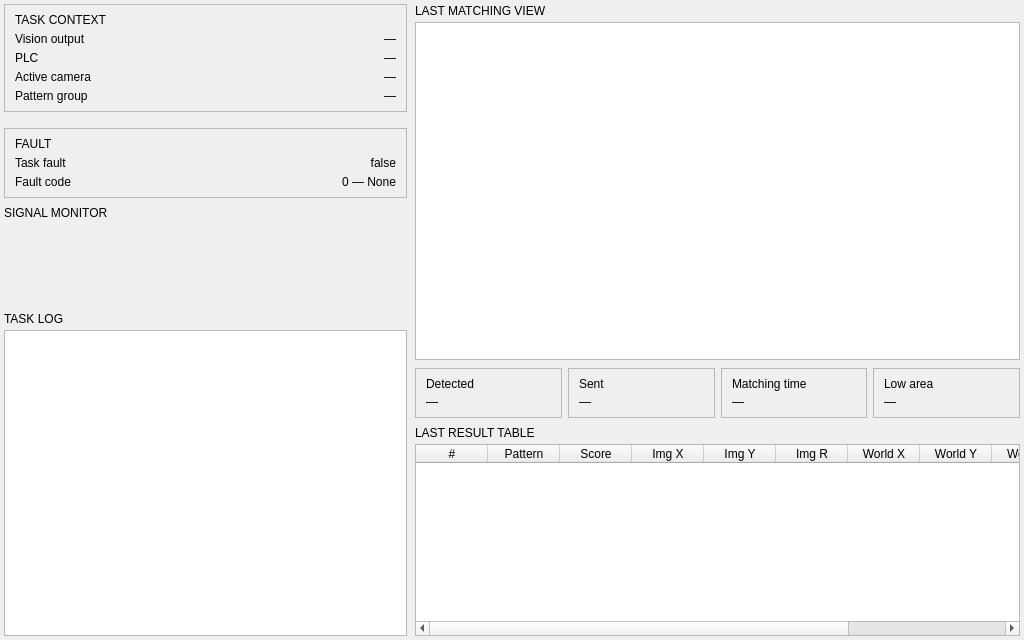
The window that src/form/task/localization_dashboard_widget.ui (gstorm-b/VC_APP) describes before a commit, drawn with Qt 5.
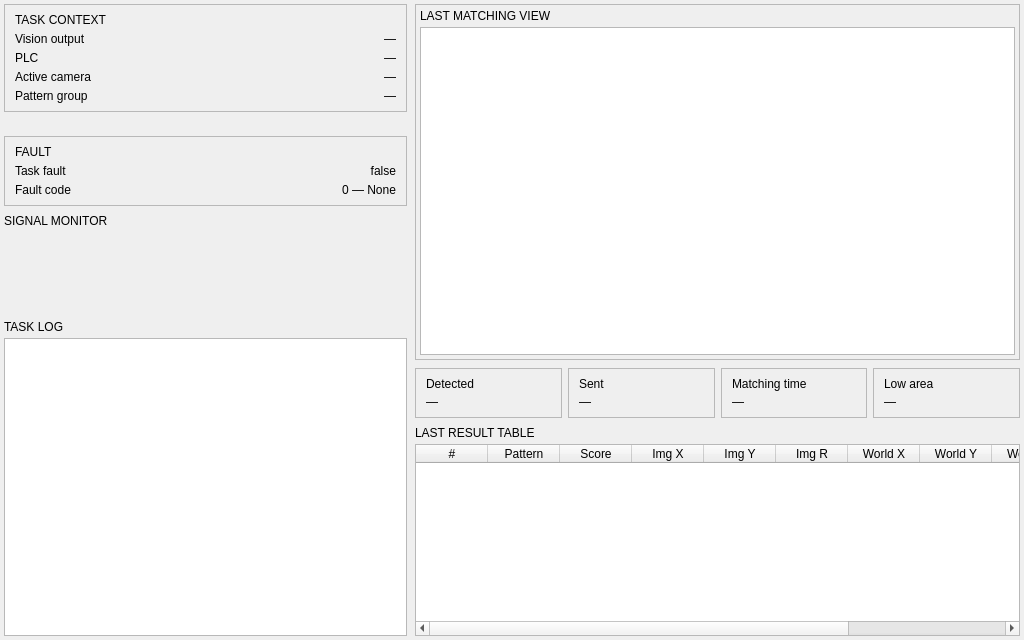
The same window after the commit. Custom widgets are drawn as their Qt base class.

What changed in the file:
```diff
--- a/src/form/task/localization_dashboard_widget.ui
+++ b/src/form/task/localization_dashboard_widget.ui
@@ -49,7 +49,7 @@
         <height>632</height>
        </rect>
       </property>
-      <layout class="QVBoxLayout" name="vl_left" stretch="0,0,0,0,1">
+      <layout class="QVBoxLayout" name="vl_left" stretch="0,0,0,0,0,1">
        <property name="spacing">
         <number>8</number>
        </property>
@@ -270,6 +270,37 @@
          </item>
         </layout>
        </item>
+       <item>
+        <layout class="QHBoxLayout" name="hl_state_connection">
+         <property name="spacing">
+          <number>6</number>
+         </property>
+         <property name="topMargin">
+          <number>0</number>
+         </property>
+         <item>
+          <widget class="StatusLamp" name="lamp_connection_plc">
+           <property name="status" stdset="0">
+            <string>off</string>
+           </property>
+          </widget>
+         </item>
+         <item>
+          <widget class="StatusLamp" name="lamp_connection_camera">
+           <property name="status" stdset="0">
+            <string>off</string>
+           </property>
+          </widget>
+         </item>
+         <item>
+          <widget class="StatusLamp" name="lamp_connection_output">
+           <property name="status" stdset="0">
+            <string>off</string>
+           </property>
+          </widget>
+         </item>
+        </layout>
+       </item>
        <item>
         <widget class="QFrame" name="frame_fault">
          <property name="frameShape">
@@ -435,6 +466,48 @@
      <item>
       <layout class="QVBoxLayout" name="vl_match_view">
        <property name="spacing">
+        <number>6</number>
+       </property>
+       <property name="leftMargin">
+        <number>0</number>
+       </property>
+       <property name="topMargin">
+        <number>0</number>
+       </property>
+       <property name="rightMargin">
+        <number>0</number>
+       </property>
+       <property name="bottomMargin">
+        <number>0</number>
+       </property>
+       <item>
+        <widget class="QFrame" name="frame_match_view">
+         <property name="minimumSize">
+          <size>
+           <width>100</width>
+           <height>100</height>
+          </size>
+         </property>
+         <property name="frameShape">
+          <enum>QFrame::Shape::StyledPanel</enum>
+         </property>
+         <property name="frameShadow">
+          <enum>QFrame::Shadow::Raised</enum>
+         </property>
+         <layout class="QVBoxLayout" name="verticalLayout">
+          <property name="spacing">
+           <number>4</number>
+          </property>
+          <property name="leftMargin">
+           <number>4</number>
+          </property>
+          <property name="topMargin">
+           <number>4</number>
+          </property>
+          <property name="rightMargin">
+           <number>4</number>
+          </property>
+          <property name="bottomMargin">
         <number>4</number>
        </property>
        <item>
@@ -452,6 +525,9 @@
            <height>200</height>
           </size>
          </property>
+           </widget>
+          </item>
+         </layout>
         </widget>
        </item>
       </layout>
```
Lines whose indentation alone changed are shown as unchanged.
